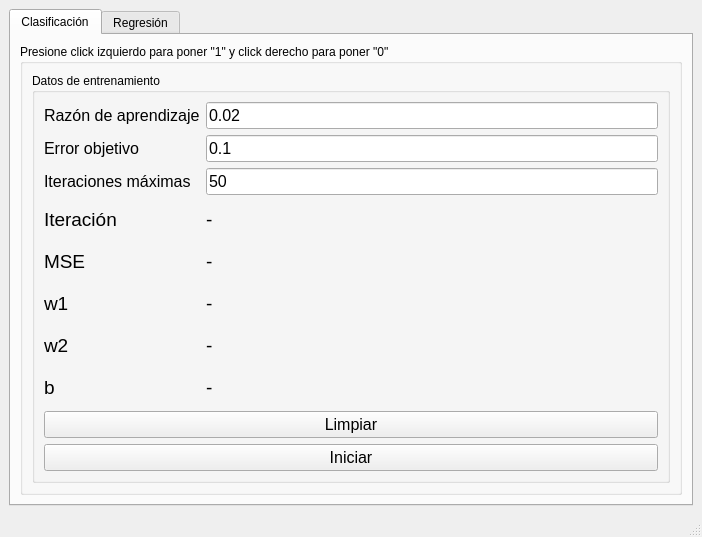
Before: the Qt Designer form Adaline/mainwindow.ui in FFahrenheit/PracticasIA, drawn with Qt 5.
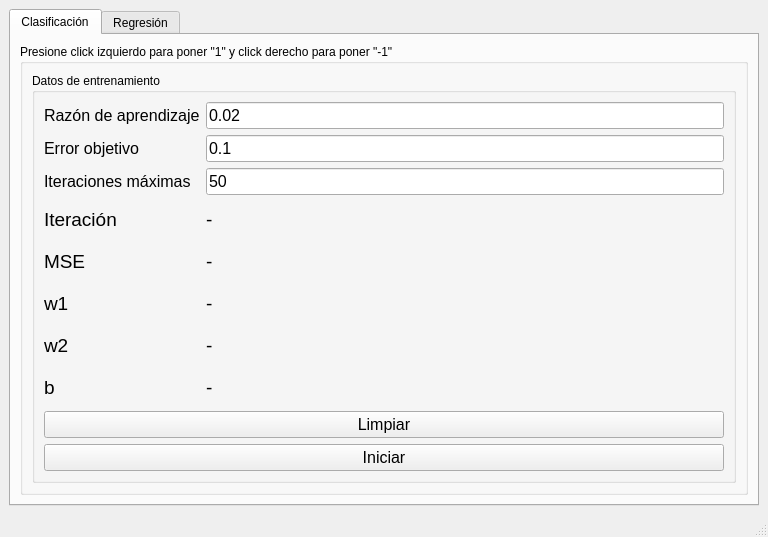
After: the same form once the commit is applied.

Commit message: Classification with Adaline

The edit to the form file:
```diff
--- a/Adaline/mainwindow.ui
+++ b/Adaline/mainwindow.ui
@@ -6,7 +6,7 @@
    <rect>
     <x>0</x>
     <y>0</y>
-    <width>702</width>
+    <width>768</width>
     <height>537</height>
    </rect>
   </property>
@@ -28,7 +28,7 @@
         <item row="0" column="0">
          <widget class="QGroupBox" name="groupBox">
           <property name="title">
-           <string>Presione click izquierdo para poner &quot;1&quot; y click derecho para poner &quot;0&quot;</string>
+           <string>Presione click izquierdo para poner &quot;1&quot; y click derecho para poner &quot;-1&quot;</string>
           </property>
           <layout class="QGridLayout" name="gridLayout">
            <item row="0" column="1">
```
Left out of the diff: 8 changed lines with no effect on the pictures. The commit also changes 2 other files.
